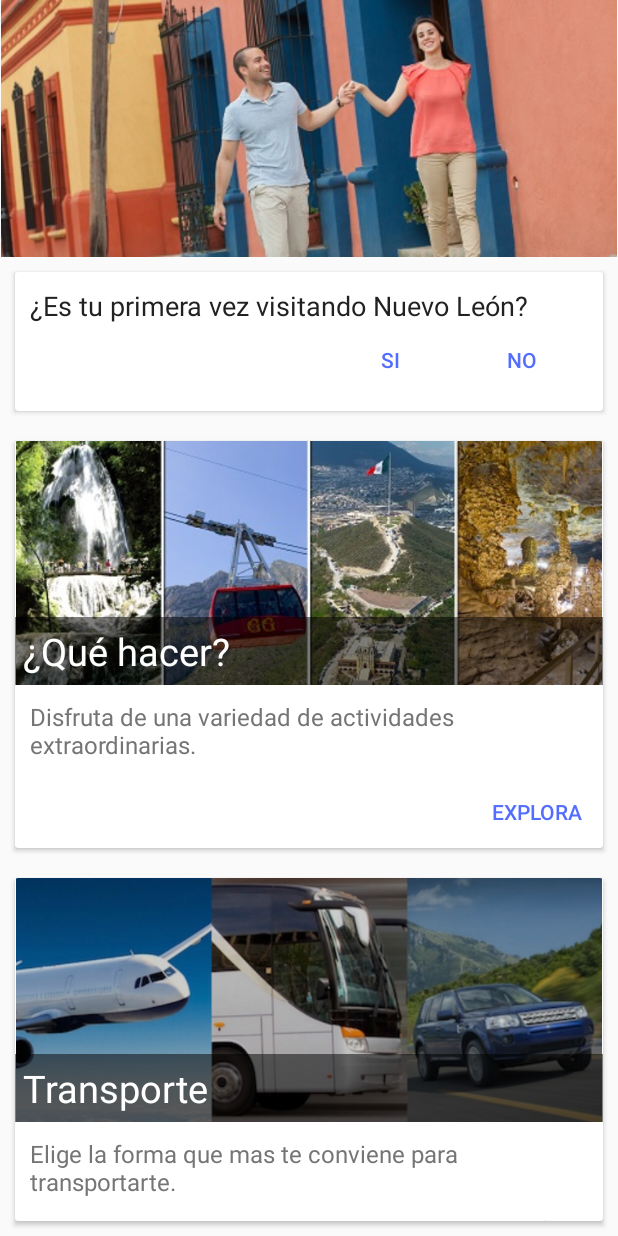
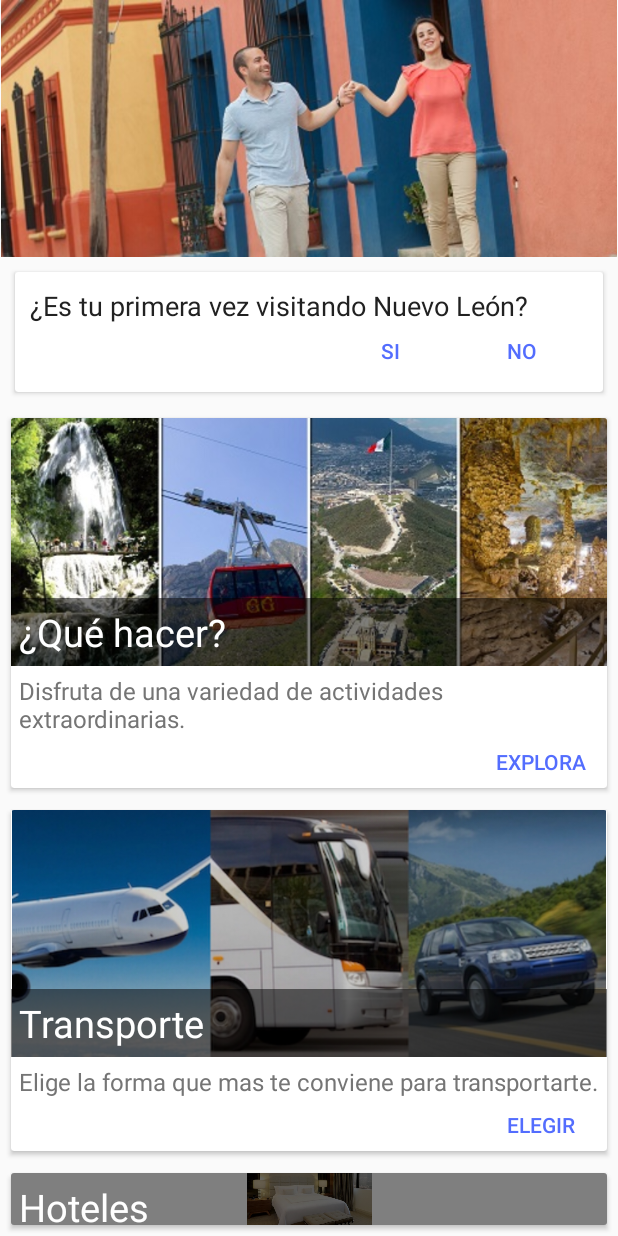
Before and after one commit to divancontreras/NuevoLeonTravel, an Android app: the layout fragment_inicio.xml on its own in the app's theme, with its tools: preview values and no code run, on a phone screen of 412 x 824 dp. Run offline under Robolectric (Android 15) with nearby library versions, the light colour scheme and no system bars.

Commit message:
Adjust card padding

```diff
--- a/NuevoLeonTravel/app/src/main/res/layout/fragment_inicio.xml
+++ b/NuevoLeonTravel/app/src/main/res/layout/fragment_inicio.xml
@@ -29,7 +29,7 @@
         android:layout_below="@id/survey_card"
         android:layout_width="match_parent"
         android:layout_height="wrap_content"
-        android:layout_margin="10dp">
+        android:layout_margin="7dp">
 
         <RelativeLayout
             android:layout_width="match_parent"
@@ -59,7 +59,9 @@
                 android:layout_width="match_parent"
                 android:layout_height="wrap_content"
                 android:layout_below="@id/card1_image"
-                android:padding="10dp"
+                android:paddingTop="5dp"
+                android:paddingLeft="5dp"
+                android:paddingRight="5dp"
                 android:textColor="@color/secondaryText"
                 android:textSize="16sp"
                 android:text="@string/quehacer_description"/>
@@ -67,7 +69,7 @@
             <Button
                 android:id="@+id/card1_button"
                 android:layout_width="wrap_content"
-                android:layout_height="wrap_content"
+                android:layout_height="35dp"
                 android:layout_alignParentEnd="true"
                 android:layout_below="@id/card1_description"
                 android:text="@string/quehacer_action"
@@ -82,7 +84,7 @@
         android:layout_below="@id/explora_card"
         android:layout_width="match_parent"
         android:layout_height="wrap_content"
-        android:layout_margin="10dp">
+        android:layout_margin="7dp">
 
         <RelativeLayout
             android:layout_width="match_parent"
@@ -112,7 +114,9 @@
                 android:layout_width="match_parent"
                 android:layout_height="wrap_content"
                 android:layout_below="@id/card2_image"
-                android:padding="10dp"
+                android:paddingTop="5dp"
+                android:paddingLeft="5dp"
+                android:paddingRight="5dp"
                 android:textColor="@color/secondaryText"
                 android:textSize="16sp"
                 android:text="@string/transporte_description"/>
@@ -120,7 +124,7 @@
             <Button
                 android:id="@+id/card2_button"
                 android:layout_width="wrap_content"
-                android:layout_height="wrap_content"
+                android:layout_height="35dp"
                 android:layout_alignParentEnd="true"
                 android:layout_below="@id/card2_description"
                 android:text="@string/transporte_action"
@@ -135,7 +139,7 @@
         android:layout_below="@id/transporte_card"
         android:layout_width="match_parent"
         android:layout_height="wrap_content"
-        android:layout_margin="10dp">
+        android:layout_margin="7dp">
 
         <RelativeLayout
             android:layout_width="match_parent"
@@ -155,7 +159,9 @@
                 android:layout_height="wrap_content"
                 android:layout_alignBottom="@id/card3_image"
                 android:text="@string/hoteles_title"
-                android:padding="5dp"
+                android:paddingTop="5dp"
+                android:paddingLeft="5dp"
+                android:paddingRight="5dp"
                 android:background="#80000000"
                 android:textColor="@color/colorWhite"
                 android:textSize="25sp"/>
@@ -165,7 +171,9 @@
                 android:layout_width="match_parent"
                 android:layout_height="wrap_content"
                 android:layout_below="@id/card3_image"
-                android:padding="10dp"
+                android:paddingTop="5dp"
+                android:paddingLeft="5dp"
+                android:paddingRight="5dp"
                 android:textColor="@color/secondaryText"
                 android:textSize="16sp"
                 android:text="@string/hoteles_description"/>
@@ -173,7 +181,7 @@
             <Button
                 android:id="@+id/card3_button"
                 android:layout_width="wrap_content"
-                android:layout_height="wrap_content"
+                android:layout_height="35dp"
                 android:layout_alignParentEnd="true"
                 android:layout_below="@id/card3_description"
                 android:text="@string/hoteles_action"
@@ -188,7 +196,7 @@
         android:layout_below="@id/hoteles_card"
         android:layout_width="match_parent"
         android:layout_height="wrap_content"
-        android:layout_margin="10dp">
+        android:layout_margin="7dp">
 
         <RelativeLayout
             android:layout_width="match_parent"
@@ -218,7 +226,9 @@
                 android:layout_width="match_parent"
                 android:layout_height="wrap_content"
                 android:layout_below="@id/card4_image"
-                android:padding="10dp"
+                android:paddingTop="5dp"
+                android:paddingLeft="5dp"
+                android:paddingRight="5dp"
                 android:textColor="@color/secondaryText"
                 android:textSize="16sp"
                 android:text="@string/eventos_description"/>
@@ -226,7 +236,7 @@
             <Button
                 android:id="@+id/card4_button"
                 android:layout_width="wrap_content"
-                android:layout_height="wrap_content"
+                android:layout_height="35dp"
                 android:layout_alignParentEnd="true"
                 android:layout_below="@id/card4_description"
                 android:text="@string/eventos_action"
--- a/NuevoLeonTravel/app/src/main/res/layout/survey_card.xml
+++ b/NuevoLeonTravel/app/src/main/res/layout/survey_card.xml
@@ -24,7 +24,7 @@
             <Button
                 android:id="@+id/question_opt2_textView"
                 android:layout_width="wrap_content"
-                android:layout_height="wrap_content"
+                android:layout_height="35dp"
                 android:layout_alignParentEnd="true"
                 android:layout_below="@id/question_text_view"
                 android:text="No"
@@ -34,7 +34,7 @@
             <Button
                 android:id="@+id/question_opt1_textView"
                 android:layout_width="wrap_content"
-                android:layout_height="wrap_content"
+                android:layout_height="35dp"
                 android:layout_below="@id/question_text_view"
                 android:layout_toStartOf="@id/question_opt2_textView"
                 android:text="Si"
```
